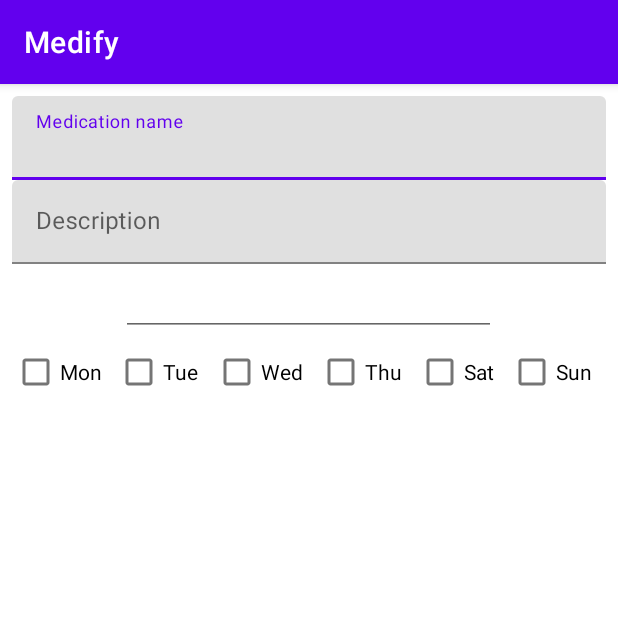
After one commit to eco3/Medify, an Android app: the MedicationEditActivity screen opened directly, with no data from a screen before it, on a phone screen of 412 x 824 dp, the top half of it. The commit adds this screen. Run offline under Robolectric (Android 15) with nearby library versions, the phone set to English and light mode, and no system bars.

Commit message:
adding editing activity

```diff
--- a/app/src/main/AndroidManifest.xml
+++ b/app/src/main/AndroidManifest.xml
@@ -2,7 +2,7 @@
 <manifest xmlns:android="http://schemas.android.com/apk/res/android"
     package="de.mobilecomputing.ekrememre.medify">
 
-    <uses-permission android:name="android.permission.SCHEDULE_EXACT_ALARM"/>
+    <uses-permission android:name="android.permission.SCHEDULE_EXACT_ALARM" />
 
     <application
         android:allowBackup="true"
@@ -11,6 +11,9 @@
         android:roundIcon="@mipmap/ic_launcher_round"
         android:supportsRtl="true"
         android:theme="@style/Theme.Medify">
+        <activity
+            android:name=".MedicationEditActivity"
+            android:exported="false" />
 
         <receiver
             android:name=".MedicationAlertReceiver"
--- a/app/src/main/java/de/mobilecomputing/ekrememre/medify/MainActivity.java
+++ b/app/src/main/java/de/mobilecomputing/ekrememre/medify/MainActivity.java
@@ -9,10 +9,12 @@ import android.content.Context;
 import android.content.Intent;
 import android.icu.util.Calendar;
 import android.os.Bundle;
+import android.view.View;
 
 import de.mobilecomputing.ekrememre.medify.database.MedicationDatabase;
 
 public class MainActivity extends AppCompatActivity {
+    private static final int ADD_MEDICATION_REQUEST_CODE = 0;
 
     public MedicationDatabase medicationDatabase;
 
@@ -23,6 +25,12 @@ public class MainActivity extends AppCompatActivity {
 
         medicationDatabase = Room.databaseBuilder(getApplicationContext(),
                 MedicationDatabase.class, "medify-db").build();
+    }
 
+    public void onClickAddMedication(View view) {
+        Intent intent = new Intent(this, MedicationEditActivity.class);
+
+        //noinspection deprecation
+        startActivityForResult(intent, ADD_MEDICATION_REQUEST_CODE);
     }
 }
--- /dev/null
+++ b/app/src/main/java/de/mobilecomputing/ekrememre/medify/MedicationEditActivity.java
@@ -0,0 +1,14 @@
+package de.mobilecomputing.ekrememre.medify;
+
+import androidx.appcompat.app.AppCompatActivity;
+
+import android.os.Bundle;
+
+public class MedicationEditActivity extends AppCompatActivity {
+
+    @Override
+    protected void onCreate(Bundle savedInstanceState) {
+        super.onCreate(savedInstanceState);
+        setContentView(R.layout.activity_medication_edit);
+    }
+}
--- a/app/src/main/res/layout/activity_main.xml
+++ b/app/src/main/res/layout/activity_main.xml
@@ -1,18 +1,25 @@
 <?xml version="1.0" encoding="utf-8"?>
-<androidx.constraintlayout.widget.ConstraintLayout xmlns:android="http://schemas.android.com/apk/res/android"
+<androidx.coordinatorlayout.widget.CoordinatorLayout xmlns:android="http://schemas.android.com/apk/res/android"
     xmlns:app="http://schemas.android.com/apk/res-auto"
     xmlns:tools="http://schemas.android.com/tools"
     android:layout_width="match_parent"
     android:layout_height="match_parent"
     tools:context=".MainActivity">
 
-    <TextView
+    <androidx.recyclerview.widget.RecyclerView
+        android:id="@+id/medication_recycler_view"
+        android:layout_width="match_parent"
+        android:layout_height="match_parent" />
+
+    <com.google.android.material.floatingactionbutton.FloatingActionButton
+        android:id="@+id/fab"
         android:layout_width="wrap_content"
         android:layout_height="wrap_content"
-        android:text="Hello World!"
-        app:layout_constraintBottom_toBottomOf="parent"
-        app:layout_constraintLeft_toLeftOf="parent"
-        app:layout_constraintRight_toRightOf="parent"
-        app:layout_constraintTop_toTopOf="parent" />
+        android:layout_gravity="bottom|end"
+        android:layout_marginEnd="@dimen/fab_margin"
+        android:layout_marginBottom="16dp"
+        android:contentDescription="TODO"
+        android:onClick="onClickAddMedication"
+        app:srcCompat="@android:drawable/ic_input_add" />
 
-</androidx.constraintlayout.widget.ConstraintLayout>
+</androidx.coordinatorlayout.widget.CoordinatorLayout>
--- /dev/null
+++ b/app/src/main/res/layout/activity_medication_edit.xml
@@ -0,0 +1,123 @@
+<?xml version="1.0" encoding="utf-8"?>
+<androidx.constraintlayout.widget.ConstraintLayout xmlns:android="http://schemas.android.com/apk/res/android"
+    xmlns:app="http://schemas.android.com/apk/res-auto"
+    xmlns:tools="http://schemas.android.com/tools"
+    android:id="@+id/coordinatorLayout"
+    android:layout_width="match_parent"
+    android:layout_height="match_parent"
+    tools:context=".MedicationEditActivity">
+
+    <LinearLayout
+        android:layout_width="match_parent"
+        android:layout_height="match_parent"
+        android:layout_marginStart="8dp"
+        android:layout_marginTop="8dp"
+        android:layout_marginEnd="8dp"
+        android:layout_marginBottom="8dp"
+        android:orientation="vertical"
+        app:layout_constraintBottom_toBottomOf="parent"
+        app:layout_constraintEnd_toEndOf="parent"
+        app:layout_constraintStart_toStartOf="parent"
+        app:layout_constraintTop_toTopOf="parent">
+
+        <com.google.android.material.textfield.TextInputLayout
+            android:id="@+id/name_editText"
+            android:layout_width="match_parent"
+            android:layout_height="wrap_content">
+
+            <com.google.android.material.textfield.TextInputEditText
+                android:layout_width="match_parent"
+                android:layout_height="wrap_content"
+                android:layout_weight="1"
+                android:hint="@string/hint_name" />
+        </com.google.android.material.textfield.TextInputLayout>
+
+        <com.google.android.material.textfield.TextInputLayout
+            android:id="@+id/description_editText"
+            android:layout_width="match_parent"
+            android:layout_height="wrap_content">
+
+            <com.google.android.material.textfield.TextInputEditText
+                android:layout_width="match_parent"
+                android:layout_height="wrap_content"
+                android:layout_weight="1"
+                android:hint="@string/hint_description" />
+        </com.google.android.material.textfield.TextInputLayout>
+
+        <LinearLayout
+            android:layout_width="match_parent"
+            android:layout_height="wrap_content"
+            android:orientation="horizontal">
+
+            <Space
+                android:layout_width="wrap_content"
+                android:layout_height="wrap_content"
+                android:layout_weight="@dimen/spacer" />
+
+            <EditText
+                android:id="@+id/time_editText"
+                android:layout_width="wrap_content"
+                android:layout_height="wrap_content"
+                android:layout_weight="1"
+                android:ems="10"
+                android:gravity="start|top"
+                android:inputType="textMultiLine"
+                android:minHeight="48dp"
+                tools:ignore="SpeakableTextPresentCheck" />
+
+            <Space
+                android:layout_width="wrap_content"
+                android:layout_height="wrap_content"
+                android:layout_weight="@dimen/spacer" />
+        </LinearLayout>
+
+        <LinearLayout
+            android:layout_width="match_parent"
+            android:layout_height="match_parent"
+            android:orientation="horizontal">
+
+            <CheckBox
+                android:id="@+id/monday_checkBox"
+                android:layout_width="wrap_content"
+                android:layout_height="wrap_content"
+                android:layout_weight="1"
+                android:text="@string/weekday_monday" />
+
+            <CheckBox
+                android:id="@+id/tuesday_checkBox"
+                android:layout_width="wrap_content"
+                android:layout_height="wrap_content"
+                android:layout_weight="1"
+                android:text="@string/weekday_tuesday" />
+
+            <CheckBox
+                android:id="@+id/wednesday_checkBox"
+                android:layout_width="wrap_content"
+                android:layout_height="wrap_content"
+                android:layout_weight="1"
+                android:text="@string/weekday_wednesday" />
+
+            <CheckBox
+                android:id="@+id/thursday_checkBox"
+                android:layout_width="wrap_content"
+                android:layout_height="wrap_content"
+                android:layout_weight="1"
+                android:text="@string/weekday_thursday" />
+
+            <CheckBox
+                android:id="@+id/saturday_checkBox"
+                android:layout_width="wrap_content"
+                android:layout_height="wrap_content"
+                android:layout_weight="1"
+                android:text="@string/weekday_saturday" />
+
+            <CheckBox
+                android:id="@+id/sunday_checkBox"
+                android:layout_width="wrap_content"
+                android:layout_height="wrap_content"
+                android:layout_weight="1"
+                android:text="@string/weekday_sunday" />
+        </LinearLayout>
+    </LinearLayout>
+
+</androidx.constraintlayout.widget.ConstraintLayout>
--- /dev/null
+++ b/app/src/main/res/values/dimens.xml
@@ -0,0 +1,5 @@
+<?xml version="1.0" encoding="utf-8"?>
+<resources>
+    <dimen name="fab_margin">16dp</dimen>
+    <dimen name="spacer">2</dimen>
+</resources>
--- a/app/src/main/res/values/strings.xml
+++ b/app/src/main/res/values/strings.xml
@@ -1,3 +1,14 @@
 <resources>
     <string name="app_name">Medify</string>
+
+    <string name="hint_name">Medication name</string>
+    <string name="hint_description">Description</string>
+
+    <string name="weekday_monday">Mon</string>
+    <string name="weekday_tuesday">Tue</string>
+    <string name="weekday_wednesday">Wed</string>
+    <string name="weekday_thursday">Thu</string>
+    <string name="weekday_friday">Fri</string>
+    <string name="weekday_saturday">Sat</string>
+    <string name="weekday_sunday">Sun</string>
 </resources>
```
